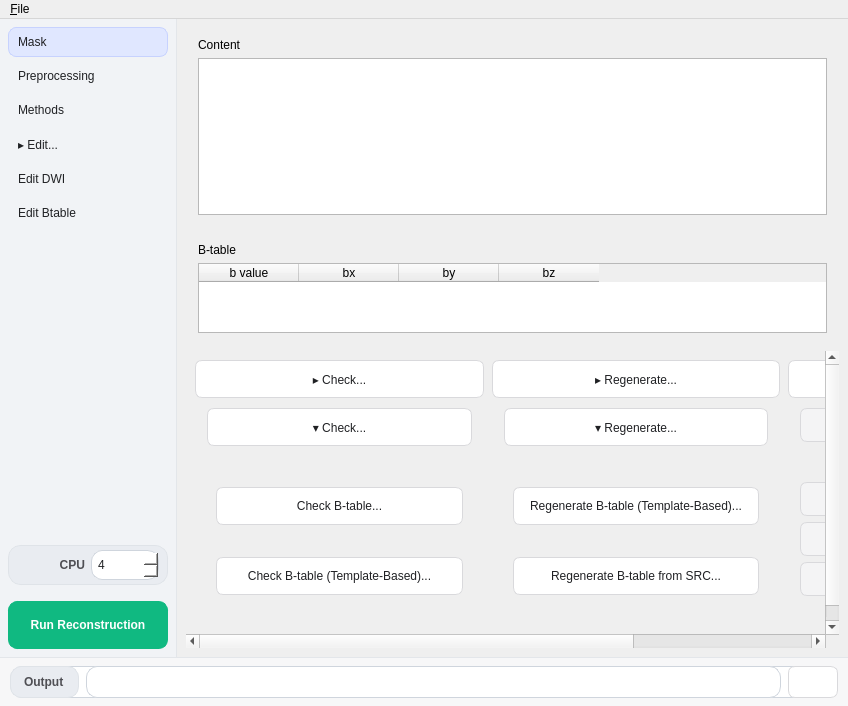
Old version of the form reconstruction/reconstruction_window.ui in the repository frankyeh/DSI-Studio.
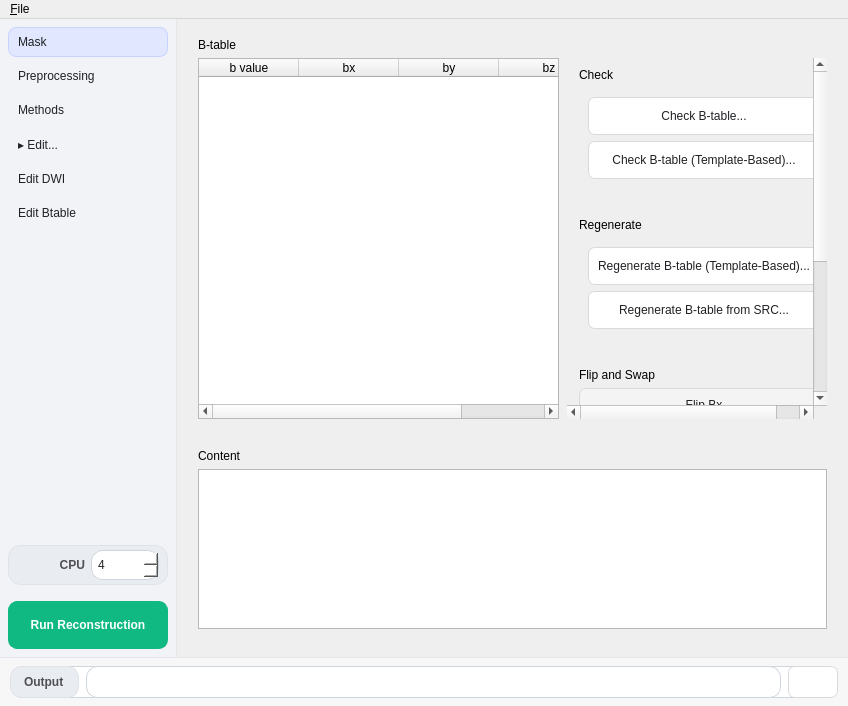
New version of the form. The open tabs and pages were chosen to show the change. Icons and pictures are not drawn.

Commit message: Place permanent B-table tools beside table and move Content card below

What changed in the file:
```diff
--- a/reconstruction/reconstruction_window.ui
+++ b/reconstruction/reconstruction_window.ui
@@ -1685,54 +1685,7 @@
                 </layout>
                </widget></item></layout></item></layout></widget></item></layout>
         </widget>
-<widget class="QWidget" name="btable_page">
-         <layout class="QVBoxLayout" name="btable_layout" stretch="0,1,0,0">
-          <item><widget class="QFrame" name="qc_card">
-                <property name="card" stdset="0">
-                 <bool>true</bool>
-                </property>
-                <layout class="QVBoxLayout" name="qc_card_layout">
-                 <property name="leftMargin">
-                  <number>12</number>
-                 </property>
-                 <property name="topMargin">
-                  <number>10</number>
-                 </property>
-                 <property name="rightMargin">
-                  <number>12</number>
-                 </property>
-                 <property name="bottomMargin">
-                  <number>12</number>
-                 </property>
-                 <item>
-                  <widget class="QLabel" name="qc_card_title">
-                   <property name="text">
-                    <string>Content</string>
-                   </property>
-                   <property name="cardTitle" stdset="0">
-                    <bool>true</bool>
-                   </property>
-                  </widget>
-                 </item>
-                 <item>
-                  <widget class="QTextBrowser" name="report">
-                   <property name="sizePolicy">
-                    <sizepolicy hsizetype="Preferred" vsizetype="Preferred">
-                     <horstretch>0</horstretch>
-                     <verstretch>0</verstretch>
-                    </sizepolicy>
-                   </property>
-                   <property name="maximumSize">
-                    <size>
-                     <width>16777215</width>
-                     <height>160</height>
-                    </size>
-                   </property>
-                  </widget>
-                 </item>
-                </layout>
-               </widget></item>
-<item><widget class="QFrame" name="btable_table_card"><property name="card" stdset="0"><bool>true</bool></property><layout class="QVBoxLayout" name="btable_table_card_layout"><property name="leftMargin"><number>12</number></property><property name="topMargin"><number>10</number></property><property name="rightMargin"><number>12</number></property><property name="bottomMargin"><number>12</number></property><item><widget class="QLabel" name="btable_table_card_title"><property name="text"><string>B-table</string></property><property name="cardTitle" stdset="0"><bool>true</bool></property></widget></item><item><widget class="QTableWidget" name="b_table">
+<widget class="QWidget" name="btable_page"><layout class="QVBoxLayout" name="btable_layout"><property name="spacing"><number>8</number></property><item><widget class="QFrame" name="btable_table_card"><property name="card" stdset="0"><bool>true</bool></property><layout class="QVBoxLayout" name="btable_table_card_layout"><property name="leftMargin"><number>12</number></property><property name="topMargin"><number>10</number></property><property name="rightMargin"><number>12</number></property><property name="bottomMargin"><number>12</number></property><item><widget class="QLabel" name="btable_table_card_title"><property name="text"><string>B-table</string></property><property name="cardTitle" stdset="0"><bool>true</bool></property></widget></item><item><layout class="QHBoxLayout" name="btable_main_row"><property name="spacing"><number>8</number></property><item><widget class="QTableWidget" name="b_table">
             <property name="alternatingRowColors">
              <bool>true</bool>
             </property>
@@ -1762,9 +1715,7 @@
               <string>bz</string>
              </property>
             </column>
-           </widget></item></layout></widget></item>
-          
-          <item><widget class="QScrollArea" name="btable_validation_scroll"><property name="frameShape"><enum>QFrame::NoFrame</enum></property><property name="widgetResizable"><bool>false</bool></property><property name="horizontalScrollBarPolicy"><enum>Qt::ScrollBarAsNeeded</enum></property><property name="verticalScrollBarPolicy"><enum>Qt::ScrollBarAsNeeded</enum></property><widget class="QWidget" name="btable_validation_content"><property name="geometry"><rect><x>0</x><y>0</y><width>900</width><height>300</height></rect></property><property name="minimumSize"><size><width>850</width><height>0</height></size></property><layout class="QHBoxLayout" name="btable_validation_row"><property name="spacing"><number>8</number></property><item><layout class="QVBoxLayout" name="btable_check_group_disclosure_layout"><property name="spacing"><number>0</number></property><property name="leftMargin"><number>0</number></property><property name="topMargin"><number>0</number></property><property name="rightMargin"><number>0</number></property><property name="bottomMargin"><number>0</number></property><item><widget class="QPushButton" name="btable_check_group_toggle"><property name="checkable"><bool>true</bool></property><property name="flat"><bool>true</bool></property><property name="text"><string>▸ Check...</string></property></widget></item><item><widget class="QFrame" name="btable_check_group"><property name="card" stdset="0"><bool>true</bool></property><layout class="QVBoxLayout" name="btable_check_group_layout"><property name="leftMargin"><number>12</number></property><property name="topMargin"><number>10</number></property><property name="rightMargin"><number>12</number></property><property name="bottomMargin"><number>12</number></property><item><widget class="QPushButton" name="btable_check_group_collapse"><property name="flat"><bool>true</bool></property><property name="text"><string>▾ Check...</string></property></widget></item><item><widget class="QWidget" name="btable_check_group_controls"><layout class="QVBoxLayout" name="btable_check_group_buttons"><item><widget class="QPushButton" name="btn_Check_b_table2">
+           </widget></item><item><widget class="QScrollArea" name="btable_tools_scroll"><property name="frameShape"><enum>QFrame::NoFrame</enum></property><property name="widgetResizable"><bool>true</bool></property><property name="horizontalScrollBarPolicy"><enum>Qt::ScrollBarAsNeeded</enum></property><property name="minimumSize"><size><width>190</width><height>0</height></size></property><property name="maximumSize"><size><width>260</width><height>16777215</height></size></property><widget class="QWidget" name="btable_tools_content"><layout class="QVBoxLayout" name="btable_tools_layout"><property name="spacing"><number>8</number></property><property name="leftMargin"><number>0</number></property><property name="rightMargin"><number>0</number></property><property name="topMargin"><number>0</number></property><property name="bottomMargin"><number>0</number></property><item><widget class="QFrame" name="btable_check_group"><property name="card" stdset="0"><bool>true</bool></property><layout class="QVBoxLayout" name="btable_check_group_layout"><property name="leftMargin"><number>12</number></property><property name="topMargin"><number>10</number></property><property name="rightMargin"><number>12</number></property><property name="bottomMargin"><number>12</number></property><item><widget class="QLabel" name="btable_check_group_title"><property name="text"><string>Check</string></property><property name="cardTitle" stdset="0"><bool>true</bool></property></widget></item><item><widget class="QWidget" name="btable_check_group_controls"><layout class="QVBoxLayout" name="btable_check_group_buttons"><item><widget class="QPushButton" name="btn_Check_b_table2">
                  <property name="text">
                   <string>Check B-table...</string>
                  </property>
@@ -1780,7 +1731,7 @@
                   <iconset resource="../icons.qrc">
                    <normaloff>:/icons/icons/quality_check.svg</normaloff>:/icons/icons/quality_check.svg</iconset>
                  </property>
-                </widget></item></layout></widget></item></layout></widget></item></layout></item><item><layout class="QVBoxLayout" name="btable_regenerate_group_disclosure_layout"><property name="spacing"><number>0</number></property><property name="leftMargin"><number>0</number></property><property name="topMargin"><number>0</number></property><property name="rightMargin"><number>0</number></property><property name="bottomMargin"><number>0</number></property><item><widget class="QPushButton" name="btable_regenerate_group_toggle"><property name="checkable"><bool>true</bool></property><property name="flat"><bool>true</bool></property><property name="text"><string>▸ Regenerate...</string></property></widget></item><item><widget class="QFrame" name="btable_regenerate_group"><property name="card" stdset="0"><bool>true</bool></property><layout class="QVBoxLayout" name="btable_regenerate_group_layout"><property name="leftMargin"><number>12</number></property><property name="topMargin"><number>10</number></property><property name="rightMargin"><number>12</number></property><property name="bottomMargin"><number>12</number></property><item><widget class="QPushButton" name="btable_regenerate_group_collapse"><property name="flat"><bool>true</bool></property><property name="text"><string>▾ Regenerate...</string></property></widget></item><item><widget class="QWidget" name="btable_regenerate_group_controls"><layout class="QVBoxLayout" name="btable_regenerate_group_buttons"><item><widget class="QPushButton" name="btn_Regenerate_b_table">
+                </widget></item></layout></widget></item></layout></widget></item><item><widget class="QFrame" name="btable_regenerate_group"><property name="card" stdset="0"><bool>true</bool></property><layout class="QVBoxLayout" name="btable_regenerate_group_layout"><property name="leftMargin"><number>12</number></property><property name="topMargin"><number>10</number></property><property name="rightMargin"><number>12</number></property><property name="bottomMargin"><number>12</number></property><item><widget class="QLabel" name="btable_regenerate_group_title"><property name="text"><string>Regenerate</string></property><property name="cardTitle" stdset="0"><bool>true</bool></property></widget></item><item><widget class="QWidget" name="btable_regenerate_group_controls"><layout class="QVBoxLayout" name="btable_regenerate_group_buttons"><item><widget class="QPushButton" name="btn_Regenerate_b_table">
                  <property name="text">
                   <string>Regenerate B-table (Template-Based)...</string>
                  </property>
@@ -1796,7 +1747,7 @@
                   <iconset resource="../icons.qrc">
                    <normaloff>:/icons/icons/btable_vectors.svg</normaloff>:/icons/icons/btable_vectors.svg</iconset>
                  </property>
-                </widget></item></layout></widget></item></layout></widget></item></layout></item><item><layout class="QVBoxLayout" name="btable_orient_group_disclosure_layout"><property name="spacing"><number>0</number></property><property name="leftMargin"><number>0</number></property><property name="topMargin"><number>0</number></property><property name="rightMargin"><number>0</number></property><property name="bottomMargin"><number>0</number></property><item><widget class="QPushButton" name="btable_orient_toggle"><property name="checkable"><bool>true</bool></property><property name="flat"><bool>true</bool></property><property name="text"><string>▸ Flip and swap...</string></property></widget></item><item><widget class="QFrame" name="btable_orient_group">
+                </widget></item></layout></widget></item></layout></widget></item><item><widget class="QFrame" name="btable_orient_group">
             <property name="card" stdset="0">
              <bool>true</bool>
             </property>
@@ -1813,7 +1764,7 @@
              <property name="bottomMargin">
               <number>12</number>
              </property>
-             <item><widget class="QPushButton" name="btable_orient_group_collapse"><property name="flat"><bool>true</bool></property><property name="text"><string>▾ Flip and swap...</string></property></widget></item>
+             <item><widget class="QLabel" name="btable_orient_group_title"><property name="text"><string>Flip and Swap</string></property><property name="cardTitle" stdset="0"><bool>true</bool></property></widget></item>
              <item><widget class="QWidget" name="btable_orient_controls"><layout class="QVBoxLayout" name="btable_orient_controls_layout"><property name="leftMargin"><number>0</number></property><property name="topMargin"><number>0</number></property><property name="rightMargin"><number>0</number></property><property name="bottomMargin"><number>0</number></property><item><layout class="QGridLayout" name="btable_orient_grid">
                <item row="0" column="0">
                 <widget class="QPushButton" name="btn_Flip_bx">
@@ -1826,7 +1777,7 @@
                  </property>
                 </widget>
                </item>
-               <item row="0" column="1">
+               <item row="1" column="0">
                 <widget class="QPushButton" name="btn_Flip_by">
                  <property name="text">
                   <string>Flip By</string>
@@ -1837,7 +1788,7 @@
                  </property>
                 </widget>
                </item>
-               <item row="1" column="0">
+               <item row="2" column="0">
                 <widget class="QPushButton" name="btn_Flip_bz">
                  <property name="text">
                   <string>Flip Bz</string>
@@ -1848,7 +1799,7 @@
                  </property>
                 </widget>
                </item>
-               <item row="1" column="1">
+               <item row="3" column="0">
                 <widget class="QPushButton" name="btn_swap_bxby">
                  <property name="text">
                   <string>Swap BxBy</string>
@@ -1859,7 +1810,7 @@
                  </property>
                 </widget>
                </item>
-               <item row="2" column="0">
+               <item row="4" column="0">
                 <widget class="QPushButton" name="btn_swap_bybz">
                  <property name="text">
                   <string>Swap ByBz</string>
@@ -1870,7 +1821,7 @@
                  </property>
                 </widget>
                </item>
-               <item row="2" column="1">
+               <item row="5" column="0">
                 <widget class="QPushButton" name="btn_swap_bxbz">
                  <property name="text">
                   <string>Swap BxBz</string>
@@ -1883,10 +1834,51 @@
                </item>
               </layout></item></layout></widget></item>
             </layout>
-           </widget></item></layout></item></layout></widget></widget></item>
-          
-         </layout>
-        </widget>
+           </widget></item><item><spacer name="btable_tools_spacer"><property name="orientation"><enum>Qt::Vertical</enum></property></spacer></item></layout></widget></widget></item></layout></item></layout></widget></item><item><widget class="QFrame" name="qc_card">
+                <property name="card" stdset="0">
+                 <bool>true</bool>
+                </property>
+                <layout class="QVBoxLayout" name="qc_card_layout">
+                 <property name="leftMargin">
+                  <number>12</number>
+                 </property>
+                 <property name="topMargin">
+                  <number>10</number>
+                 </property>
+                 <property name="rightMargin">
+                  <number>12</number>
+                 </property>
+                 <property name="bottomMargin">
+                  <number>12</number>
+                 </property>
+                 <item>
+                  <widget class="QLabel" name="qc_card_title">
+                   <property name="text">
+                    <string>Content</string>
+                   </property>
+                   <property name="cardTitle" stdset="0">
+                    <bool>true</bool>
+                   </property>
+                  </widget>
+                 </item>
+                 <item>
+                  <widget class="QTextBrowser" name="report">
+                   <property name="sizePolicy">
+                    <sizepolicy hsizetype="Preferred" vsizetype="Preferred">
+                     <horstretch>0</horstretch>
+                     <verstretch>0</verstretch>
+                    </sizepolicy>
+                   </property>
+                   <property name="maximumSize">
+                    <size>
+                     <width>16777215</width>
+                     <height>160</height>
+                    </size>
+                   </property>
+                  </widget>
+                 </item>
+                </layout>
+               </widget></item><item><spacer name="btable_bottom_spacer"><property name="orientation"><enum>Qt::Vertical</enum></property></spacer></item></layout></widget>
 
        </widget>
       </item>
```
